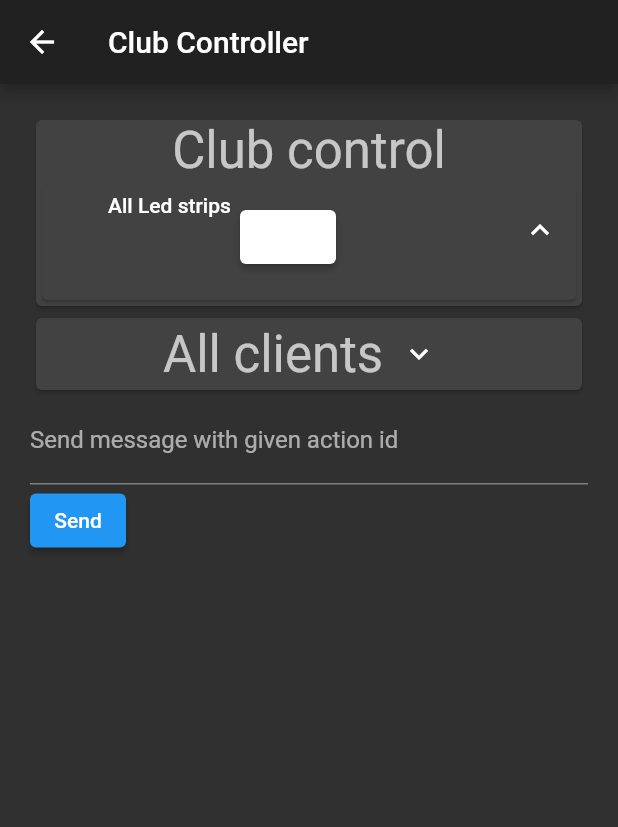
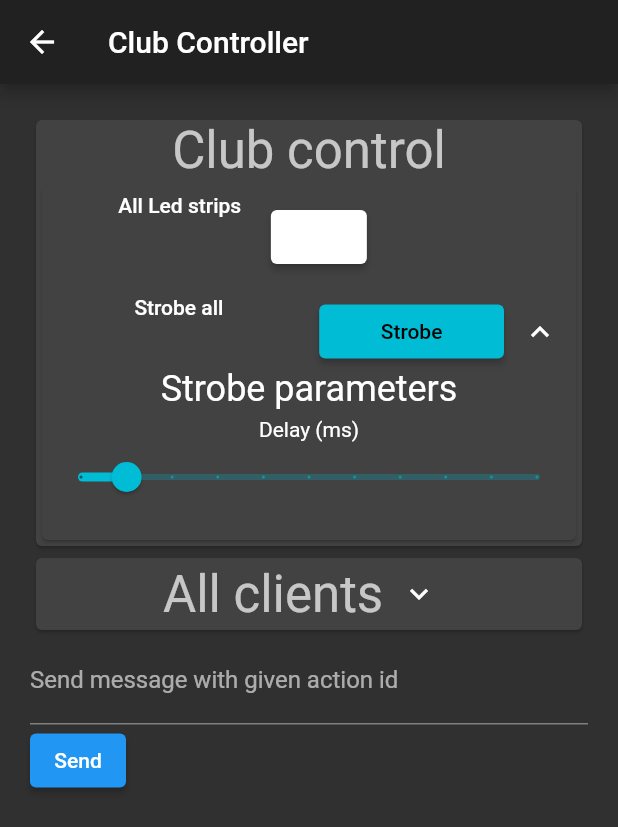
Before and after one commit to thomsan/club-controller, a Flutter app: the ControllerPage screen opened directly, after a tap on the "expand more" icon, on a phone screen of 412 x 824 dp. Shown: the top 827 px of the screen. Run offline on Flutter 3.47's test engine with Material 2 defaults, Android fonts, the phone set to English and light mode, and no system bars; our stand-ins replace flutter_colorpicker, shared_preferences; accounts and stored records are empty; network calls fail.

Commit message:
strobe mode

```diff
--- a/ui/club_controller_ui/lib/communication/client_communication.dart
+++ b/ui/club_controller_ui/lib/communication/client_communication.dart
@@ -30,6 +30,7 @@ enum WebsocketActionId {
   MAIN_UI_COMPONENT_UPDATED,
   SAVE_AS_LED_STRIP_PRESET,
   APPLY_PRESET,
+  STROBE_CONFIG_UPDATED,
 }
 
 class ClientCommunication {
--- a/ui/club_controller_ui/lib/widgets/led_strip_control_widget.dart
+++ b/ui/club_controller_ui/lib/widgets/led_strip_control_widget.dart
@@ -189,7 +189,9 @@ class _LedStripControlState extends State<LedStripControl> {
                     },
                   ),
                 ),
-                IconButton(
+                widget.ledStripParameters == null
+                    ? Center()
+                    : IconButton(
                         onPressed: () => {
                           setState(() {
                             this._showDetails = !this._showDetails;
--- a/ui/club_controller_ui/lib/widgets/main_control_widget.dart
+++ b/ui/club_controller_ui/lib/widgets/main_control_widget.dart
@@ -2,6 +2,7 @@ import 'package:club_controller_ui/communication/client_communication.dart';
 import 'package:club_controller_ui/model/gpio_client.dart';
 import 'package:club_controller_ui/model/led_strip_client.dart';
 import 'package:club_controller_ui/model/nec_led_strip_client.dart';
+import 'package:club_controller_ui/widgets/strobe_control_widget.dart';
 import 'package:flutter/material.dart';
 import 'all_clients_list_widget.dart';
 import 'led_strip_control_widget.dart';
@@ -64,6 +65,25 @@ class MainControl extends StatelessWidget {
                 });
               },
             ),
+            StrobeControl(
+              color: ui_config["color"] != null
+                  ? fromJsonColor(ui_config["color"])
+                  : Color.fromARGB(0, 0, 0, 0),
+              onColorChanged: (new_color) {
+                // TODO only send a certain number of requests per second
+                clientCommunication.send(
+                    WebsocketActionId.STROBE_CONFIG_UPDATED,
+                    {"color": toJsonColor(new_color)});
+              },
+              title: Text("Strobe all",
+                  style: Theme.of(context).textTheme.bodyText1),
+              strobeParameters: StrobeParameters(
+                delayMs: 100,
+                color: fromJsonColor({"r": 127, "g": 127, "b": 127}),
+                onStrobeDelayChanged: (newDelay) => {},
+                onStrobeColorChanged: (newColor) => {},
+              ),
+            ),
             Card(
               child: AllClientsControlList(
                   gpioClients: gpioClients,
--- /dev/null
+++ b/ui/club_controller_ui/lib/widgets/strobe_control_widget.dart
@@ -0,0 +1,141 @@
+import 'package:club_controller_ui/communication/client_communication.dart';
+import 'package:flutter/material.dart';
+import '../model/led_strip_client.dart';
+import '../color_helper.dart';
+
+class StrobeParameters extends StatelessWidget {
+  late double delayMs;
+  late Color color;
+  final Function(double) onStrobeDelayChanged;
+  final Function(Color) onStrobeColorChanged;
+
+  StrobeParameters(
+      {Key? key,
+      required this.delayMs,
+      required this.color,
+      required this.onStrobeDelayChanged,
+      required this.onStrobeColorChanged})
+      : super(key: key);
+
+  @override
+  Widget build(BuildContext context) {
+    return Padding(
+      padding: const EdgeInsets.symmetric(vertical: 5.0),
+      child: Column(
+        children: [
+          Text("Delay (ms)"),
+          Slider(
+            value: delayMs,
+            onChanged: onStrobeDelayChanged,
+            label: delayMs.toString(),
+            min: 10,
+            max: 1000,
+            divisions: 10,
+          ),
+        ],
+      ),
+    );
+  }
+}
+
+class StrobeControl extends StatefulWidget {
+  final Color color;
+  final Function(Color) onColorChanged;
+  final Widget title;
+  final StrobeParameters strobeParameters;
+
+  StrobeControl(
+      {Key? key,
+      required this.color,
+      required this.onColorChanged,
+      required this.title,
+      required this.strobeParameters})
+      : super(key: key);
+
+  @override
+  _StrobeControlState createState() => _StrobeControlState();
+}
+
+class _StrobeControlState extends State<StrobeControl> {
+  bool _showDetails = false;
+
+  @override
+  Widget build(BuildContext context) {
+    return Padding(
+        padding: const EdgeInsets.symmetric(vertical: 5.0),
+        child: Column(
+          children: [
+            Row(
+              crossAxisAlignment: CrossAxisAlignment.start,
+              children: <Widget>[
+                Expanded(
+                  flex: 1,
+                  child: GestureDetector(
+                    onTap: () {
+                      showColorPicker(
+                          context, widget.color, widget.onColorChanged);
+                    },
+                    /*onLongPress: () {
+                      widget.colors.add(widget.color);
+                      widget.onColorAdded(widget.colors);
+                    },*/
+                    child: CircleAvatar(
+                      backgroundColor: widget.color,
+                    ),
+                  ),
+                ),
+                Expanded(
+                  flex: 2,
+                  child: widget.title,
+                ),
+                Expanded(
+                  flex: 2,
+                  child: ElevatedButton(
+                    child: Text("Strobe"),
+                    onPressed: () => {
+                      // TODO: Where to store if "Strobe all" is on and how to decide what to do for each client, when "Strobe all" is turned off?
+                    },
+                  ),
+                ),
+                widget.strobeParameters == null
+                    ? Center()
+                    : IconButton(
+                        onPressed: () => {
+                          setState(() {
+                            this._showDetails = !this._showDetails;
+                          })
+                        },
+                        icon: _showDetails
+                            ? Icon(
+                                Icons.expand_less,
+                                size: 24.0,
+                                semanticLabel: 'Collapse',
+                              )
+                            : Icon(
+                                Icons.expand_more,
+                                size: 24.0,
+                                semanticLabel: 'Expand',
+                              ),
+                      ),
+              ],
+            ),
+            widget.strobeParameters == null
+                ? Center()
+                : AnimatedContainer(
+                    duration: Duration(milliseconds: 200),
+                    child: _showDetails
+                        ? Column(
+                            children: [
+                              Text(
+                                "Strobe parameters",
+                                style: Theme.of(context).textTheme.headline5,
+                              ),
+                              widget.strobeParameters,
+                            ],
+                          )
+                        : Center(),
+                  ),
+          ],
+        ));
+  }
+}
```
Also changed, not shown: 7 other files. Lines whose indentation alone changed are shown as unchanged.
